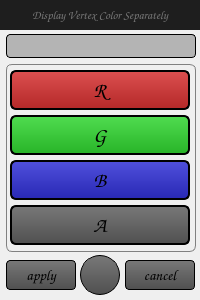
First picture: the form in scripts/kkDisplayVertexColorSeparately/kkDisplayVertexColorSeparatelyGUI.ui, repository redglasses67/kkDisplayVertexColorSeparately, before the edit.
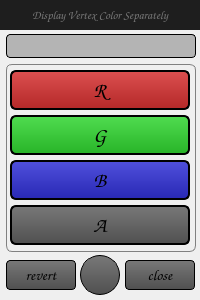
Second picture: the form after the edit.

Commit message: reviewed the process

The edit to the form file:
```diff
--- a/scripts/kkDisplayVertexColorSeparately/kkDisplayVertexColorSeparatelyGUI.ui
+++ b/scripts/kkDisplayVertexColorSeparately/kkDisplayVertexColorSeparatelyGUI.ui
@@ -367,7 +367,7 @@
 }</string>
    </property>
    <property name="text">
-    <string>apply</string>
+    <string>revert</string>
    </property>
   </widget>
   <widget class="QPushButton" name="btn_Cancel">
@@ -400,7 +400,7 @@
 }</string>
    </property>
    <property name="text">
-    <string>cancel</string>
+    <string>close</string>
    </property>
   </widget>
   <widget class="QFrame" name="frame_RGBA">
```
Left out of the diff: 8 changed lines with no effect on the pictures. The commit also changes 1 other file.
